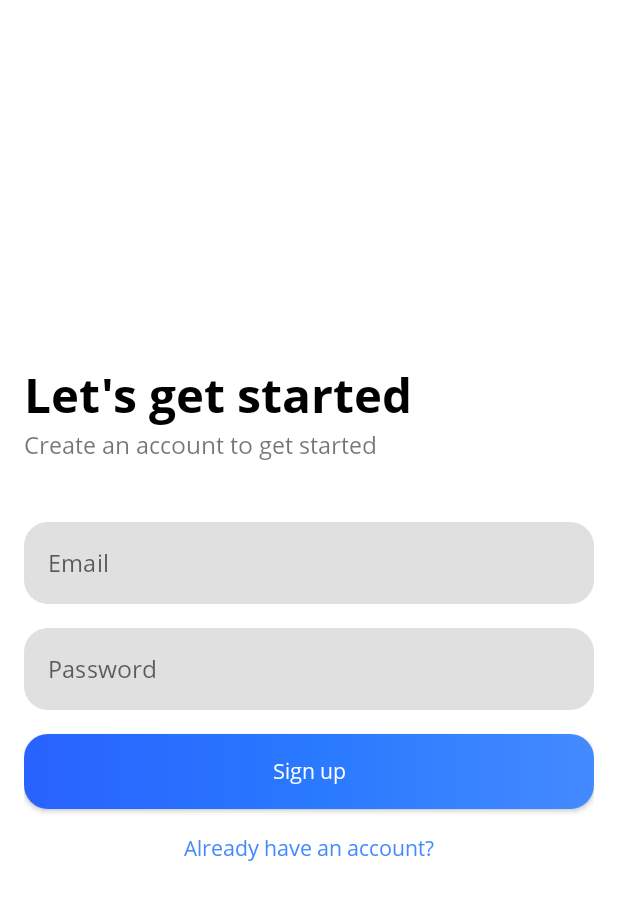
After one commit to TomTruyen/Fitoryx-Android-Native, an Android app: the layout fragment_register.xml on its own in the app's theme, with its tools: preview values and no code run, on a phone screen of 412 x 824 dp. The commit adds this screen. Shown: the top 900 px of the screen. Run offline under Robolectric (Android 15) with nearby library versions, the phone set to English and light mode, and no system bars.

Commit message:
feat: login + register screen design

```diff
--- /dev/null
+++ b/app/src/main/res/drawable/blue_gradient.xml
@@ -0,0 +1,11 @@
+<?xml version="1.0" encoding="utf-8"?>
+<shape xmlns:android="http://schemas.android.com/apk/res/android" android:shape="rectangle">
+    <gradient
+        android:startColor="@color/blue_700"
+        android:centerColor="@color/blue_400"
+        android:endColor="@color/blue_200"
+        android:type="linear" />
+
+    <corners
+        android:radius="@dimen/radius_normal" />
+</shape>
--- /dev/null
+++ b/app/src/main/res/drawable/circle_shape.xml
@@ -0,0 +1,5 @@
+<?xml version="1.0" encoding="utf-8"?>
+<shape xmlns:android="http://schemas.android.com/apk/res/android" android:shape="oval">
+    <solid android:color="@color/white" />
+
+</shape>
--- a/app/src/main/res/drawable/rounded_button.xml
+++ /dev/null
@@ -1,4 +0,0 @@
-<?xml version="1.0" encoding="utf-8"?>
-<shape xmlns:android="http://schemas.android.com/apk/res/android" android:shape="rectangle">
-    <corners android:radius="8dp" />
-</shape>
--- /dev/null
+++ b/app/src/main/res/layout/fragment_register.xml
@@ -0,0 +1,82 @@
+<?xml version="1.0" encoding="utf-8"?>
+<LinearLayout xmlns:android="http://schemas.android.com/apk/res/android"
+    xmlns:tools="http://schemas.android.com/tools"
+    android:layout_width="match_parent"
+    android:layout_height="match_parent"
+    xmlns:app="http://schemas.android.com/apk/res-auto"
+    android:orientation="vertical"
+    android:gravity="center"
+    android:padding="16dp"
+    tools:context=".ui.authentication.RegisterFragment">
+
+    <TextView
+        android:layout_width="match_parent"
+        android:layout_height="wrap_content"
+        android:text="@string/let_s_get_started"
+        android:textStyle="bold"
+        android:textColor="@color/black"
+        android:textSize="32sp"
+        />
+
+    <TextView
+        android:layout_width="match_parent"
+        android:layout_height="wrap_content"
+        android:text="@string/create_an_account_to_get_started"
+        android:textSize="16sp"
+        />
+
+    <Space
+        android:layout_width="match_parent"
+        android:layout_height="32dp"
+        />
+
+    <com.google.android.material.textfield.TextInputLayout
+        android:layout_width="match_parent"
+        android:layout_height="wrap_content"
+        android:layout_marginVertical="8dp"
+        >
+        <com.google.android.material.textfield.TextInputEditText
+            android:id="@+id/email_edit_text"
+            android:layout_width="match_parent"
+            android:layout_height="wrap_content"
+            android:imeOptions="actionNext"
+            android:hint="@string/email"
+            android:singleLine="true"
+            android:padding="@dimen/text_input_edit_text_with_hint_padding"
+            />
+    </com.google.android.material.textfield.TextInputLayout>
+
+    <com.google.android.material.textfield.TextInputLayout
+        android:layout_width="match_parent"
+        android:layout_height="wrap_content"
+        android:layout_marginVertical="8dp"
+        >
+        <com.google.android.material.textfield.TextInputEditText
+            android:id="@+id/password_edit_text"
+            android:layout_width="match_parent"
+            android:layout_height="wrap_content"
+            android:imeOptions="actionNext"
+            android:hint="@string/password"
+            android:singleLine="true"
+            android:padding="@dimen/text_input_edit_text_with_hint_padding"
+            />
+    </com.google.android.material.textfield.TextInputLayout>
+
+    <com.google.android.material.button.MaterialButton
+        android:id="@+id/register_button"
+        android:layout_width="match_parent"
+        android:layout_height="wrap_content"
+        android:layout_marginVertical="8dp"
+        android:text="@string/sign_up"
+        />
+
+    <TextView
+        android:id="@+id/login_text_view"
+        android:layout_width="wrap_content"
+        android:layout_height="wrap_content"
+        android:text="@string/already_have_an_account"
+        android:textColor="@color/blue_200"
+        android:layout_marginVertical="8dp"
+        />
+
+</LinearLayout>
--- a/app/src/main/res/values/colors.xml
+++ b/app/src/main/res/values/colors.xml
@@ -1,6 +1,8 @@
 <?xml version="1.0" encoding="utf-8"?>
 <resources>
-    <color name="blue_700">#FF1976D2</color>
+    <color name="blue_200">#FF448AFF</color>
+    <color name="blue_400">#FF2979FF</color>
+    <color name="blue_700">#FF2962FF</color>
     <color name="purple_200">#FFBB86FC</color>
     <color name="purple_500">#FF6200EE</color>
     <color name="purple_700">#FF3700B3</color>
--- a/app/src/main/res/values/dimens.xml
+++ b/app/src/main/res/values/dimens.xml
@@ -2,4 +2,7 @@
     <!-- Default screen margins, per the Android Design guidelines. -->
     <dimen name="activity_horizontal_margin">16dp</dimen>
     <dimen name="activity_vertical_margin">16dp</dimen>
+
+    <dimen name="radius_normal">16dp</dimen>
+    <dimen name="text_input_edit_text_with_hint_padding">16dp</dimen>
 </resources>
--- a/app/src/main/res/values/strings.xml
+++ b/app/src/main/res/values/strings.xml
@@ -1,13 +1,26 @@
 <resources>
     <string name="app_name">Fitoryx</string>
+    <!--  Appbar + Pages  -->
     <string name="title_workout">Workouts</string>
     <string name="title_exercise">Exercises</string>
     <string name="title_nutrition">Nutrition</string>
     <string name="title_settings">Settings</string>
     <string name="title_profile">Profile</string>
+    <!--  ExerciseFilter  -->
     <string name="filter">Filter</string>
     <string name="search">Search</string>
     <string name="category">Category</string>
     <string name="equipment">Equipment</string>
     <string name="clear_filters">Clear filters</string>
+    <!--  Auth  -->
+    <string name="welcome_back">Welcome back!</string>
+    <string name="sign_in_to_continue_to_fitoryx">Sign in to continue to Fitoryx</string>
+    <string name="email">Email</string>
+    <string name="password">Password</string>
+    <string name="sign_in">Sign in</string>
+    <string name="need_an_account">Need an account?</string>
+    <string name="let_s_get_started">Let\'s get started</string>
+    <string name="create_an_account_to_get_started">Create an account to get started</string>
+    <string name="sign_up">Sign up</string>
+    <string name="already_have_an_account">Already have an account?</string>
 </resources>
--- a/app/src/main/res/values/themes.xml
+++ b/app/src/main/res/values/themes.xml
@@ -1,6 +1,6 @@
 <resources xmlns:tools="http://schemas.android.com/tools">
     <!-- Base application theme. -->
-    <style name="Theme.FitoryxNative" parent="Theme.MaterialComponents.Light">
+    <style name="Theme.FitoryxNative" parent="Theme.MaterialComponents.DayNight.DarkActionBar">
         <item name="fontFamily">@font/open_sans</item>
         <item name="android:fontFamily">@font/open_sans</item>
         <!-- Primary brand color. -->
@@ -8,16 +8,16 @@
         <item name="colorPrimaryVariant">@color/purple_700</item>
         <item name="colorOnPrimary">@color/white</item>
         <!-- Secondary brand color. -->
-        <item name="colorSecondary">@color/teal_200</item>
+        <item name="colorSecondary">@color/blue_700</item>
         <item name="colorSecondaryVariant">@color/teal_700</item>
         <item name="colorOnSecondary">@color/black</item>
         <!-- Status bar color. -->
         <item name="android:statusBarColor" >@color/white</item>
-        <item name="android:windowLightStatusBar" tools:targetApi="m">true</item>
+        <item name="android:windowLightStatusBar" >true</item>
         <!-- Action bar style. -->
         <item name="actionBarStyle">@style/ActionBar</item>
-        <!-- Edit Text style-->
-        <item name="editTextStyle">@style/EditText</item>
+        <item name="textInputStyle">@style/TextInputLayout</item>
+        <item name="materialButtonStyle">@style/ButtonStyle</item>
     </style>
 
     <style name="ActionBar" parent="@style/Widget.AppCompat.Light.ActionBar.Solid.Inverse">
@@ -31,7 +31,24 @@
         <item name="android:textColor">@color/black</item>
     </style>
 
-    <style name="EditText" parent="Widget.Material3.TextInputEditText.FilledBox">
+    <style name="TextInputLayout" parent="Widget.MaterialComponents.TextInputLayout.FilledBox">
+        <item name="boxCornerRadiusBottomEnd">@dimen/radius_normal</item>
+        <item name="boxCornerRadiusBottomStart">@dimen/radius_normal</item>
+        <item name="boxCornerRadiusTopEnd">@dimen/radius_normal</item>
+        <item name="boxCornerRadiusTopStart">@dimen/radius_normal</item>
+        <item name="boxStrokeWidth">0dp</item>
+        <item name="boxStrokeWidthFocused">0dp</item>
+        <item name="hintEnabled">false</item>
+    </style>
 
+    <style name="ButtonStyle" parent="Widget.MaterialComponents.Button">
+        <item name="android:textAllCaps">false</item>
+        <item name="android:textColor">@color/white</item>
+        <item name="backgroundTint">@null</item>
+        <item name="android:background">@drawable/blue_gradient</item>
+        <item name="cornerRadius">@dimen/radius_normal</item>
+        <item name="elevation">0dp</item>
+        <item name="android:height">50dp</item>
+        <item name="android:letterSpacing">0</item>
     </style>
 </resources>
```
Also changed, not shown: app/src/main/AndroidManifest.xml (+8 -3 lines), app/src/main/java/com/tomtruyen/Fitoryx/AuthenticationActivity.kt (added, +12 -0 lines), app/src/main/java/com/tomtruyen/Fitoryx/ui/authentication/LoginFragment.kt (added, +35 -0 lines), app/src/main/java/com/tomtruyen/Fitoryx/ui/authentication/RegisterFragment.kt (added, +35 -0 lines), app/src/main/res/anim/enter_left_to_right.xml (added, +10 -0 lines), app/src/main/res/anim/enter_right_to_left.xml (added, +10 -0 lines), app/src/main/res/anim/exit_left_to_right.xml (added, +10 -0 lines), app/src/main/res/anim/exit_right_to_left.xml (added, +10 -0 lines), app/src/main/res/drawable/ic_google.xml (added, +34 -0 lines), app/src/main/res/layout/activity_exercise_filter.xml (+6 -9 lines), app/src/main/res/layout/fragment_login.xml (added, +102 -0 lines).
